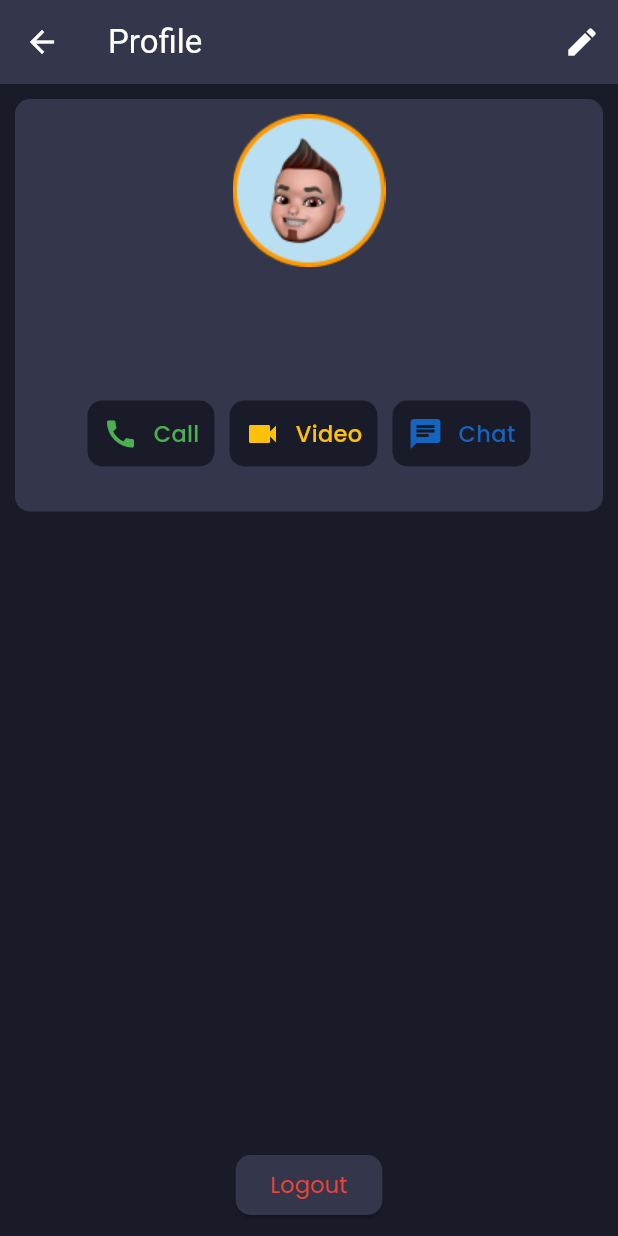
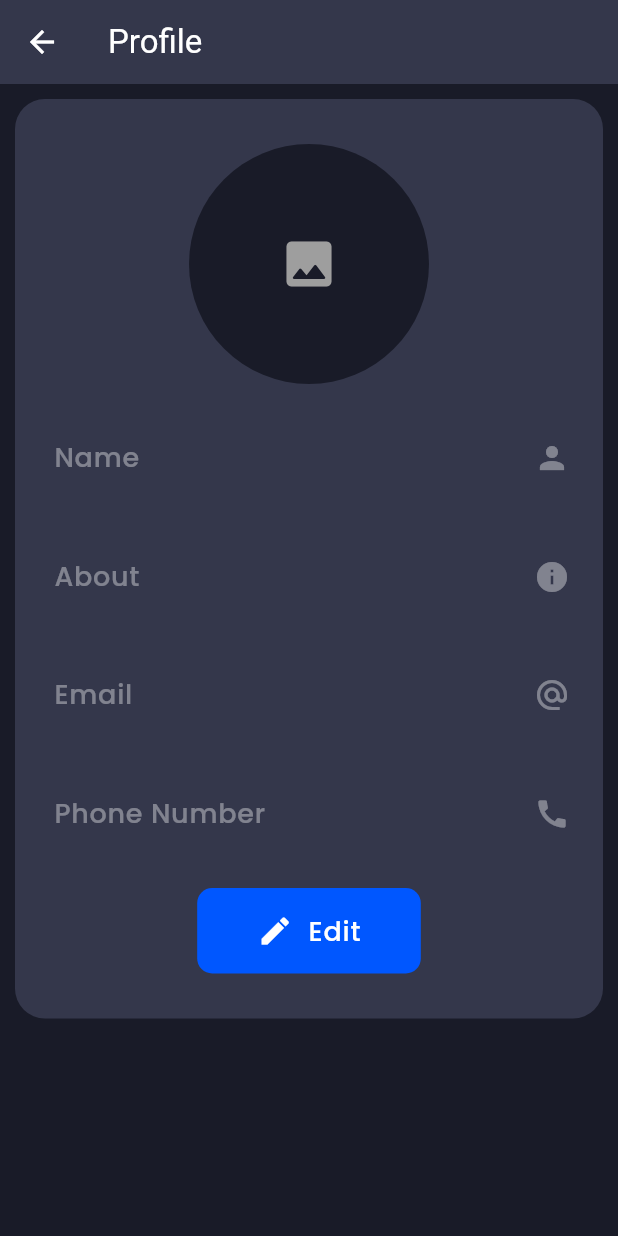
Before and after one commit to dd-18/samparkapp, a Flutter app: the HomePage screen opened by its route, after a tap on the "more vert" icon, on a phone screen of 412 x 824 dp. Run offline on Flutter 3.47's test engine with Material 3 defaults, Android fonts, the light colour scheme and no system bars; our stand-ins replace cloud_firestore, firebase_auth, firebase_core, flutter_svg, get, image_picker and 1 more; accounts and stored records are empty; statements that could not run were skipped.

Commit message:
feat: Implement Profile Page and image picking functionality
- Added `ProfilePage` with UI for viewing and editing user profile information including name, about, email, and phone number.
- Implemented `ImagePickerController` to handle image selection from the gallery.
- Updated `ProfileController` to include `updateProfile` functionality and improved `getUserDetails` with error handling and loading state.
- Enhanced `UserModel` to include `about`, `createdAt`, `lastOnlineStatus`, and `status` fields.
- Added `image_picker` dependency to `pubspec.yaml` and configured plugin registration for Windows, Linux, and macOS.
- Modified `HomePage` to navigate to `ProfilePage` and initialize `ImagePickerController`.
- Updated `pubspec.lock` with new dependencies and SDK constraints.
- Adjusted AppBarTheme in `Theme.dart`.

```diff
--- a/lib/Config/Theme.dart
+++ b/lib/Config/Theme.dart
@@ -7,9 +7,7 @@ var darkTheme = ThemeData(
   brightness: Brightness.dark,
   useMaterial3: true,
 
-  appBarTheme: AppBarTheme(
-    backgroundColor: dContainerColor,
-  ),
+  appBarTheme: AppBarTheme(backgroundColor: dContainerColor),
 
   colorScheme: ColorScheme.dark(
     primary: dPrimaryColor,
--- /dev/null
+++ b/lib/Controller/ImagePickerController.dart
@@ -0,0 +1,21 @@
+import 'package:get/get.dart';
+import 'package:image_picker/image_picker.dart';
+
+class ImagePickerController extends GetxController {
+  final ImagePicker picker = ImagePicker();
+
+  Future<String?> pickImage() async {
+    try {
+      final XFile? image = await picker.pickImage(source: ImageSource.gallery);
+      if (image != null) {
+        return image.path;
+      } else {
+        print("ImagePickerController: User cancelled image picking.");
+        return null;
+      }
+    } catch (e) {
+      print("ImagePickerController: Error picking image: $e");
+      return null;
+    }
+  }
+}
--- a/lib/Controller/ProfileController.dart
+++ b/lib/Controller/ProfileController.dart
@@ -4,23 +4,85 @@ import 'package:get/get.dart';
 import 'package:samparkapp/Models/UserModel.dart';
 
 class ProfileController extends GetxController {
+  RxBool isLoading = false.obs;
   final auth = FirebaseAuth.instance;
   final db = FirebaseFirestore.instance;
 
   Rx<UserModel> currentUser = UserModel().obs;
 
+  @override
   void onInit() async {
     super.onInit();
     await getUserDetails();
   }
 
   Future<void> getUserDetails() async {
-    await db
-        .collection("users")
-        .doc(auth.currentUser!.uid)
-        .get()
-        .then(
-          (value) => {currentUser.value = UserModel.fromJson(value.data()!)},
-        );
+    // Consider adding isLoading here if it's a long operation or called frequently
+    // isLoading.value = true;
+    try {
+      await db
+          .collection("users")
+          .doc(auth.currentUser!.uid)
+          .get()
+          .then((value) {
+        if (value.exists && value.data() != null) {
+          currentUser.value = UserModel.fromJson(value.data()!);
+        } else {
+          // Handle case where user document doesn't exist or data is null
+          print("User document does not exist or is empty.");
+          // You might want to set currentUser to a default or show an error
+        }
+      });
+    } catch (e) {
+      print("Error fetching user details: $e");
+      // Handle error, maybe show a snackbar
+    } finally {
+      // isLoading.value = false;
+    }
+  }
+
+  Future<void> updateProfile(
+    String name,
+    String phoneNumber,
+    String about,
+  ) async {
+    isLoading.value = true;
+    try {
+      String userId = auth.currentUser!.uid;
+      Map<String, dynamic> dataToUpdate = {
+        'name': name,
+        'phoneNumber': phoneNumber,
+        'about': about,
+      };
+
+      await db
+          .collection("users")
+          .doc(userId)
+          .set(dataToUpdate, SetOptions(merge: true)); // Use merge: true
+
+      // Update local state to reflect changes
+      currentUser.update((user) {
+        if (user != null) {
+          user.name = name;
+          user.phoneNumber = phoneNumber;
+          user.about = about;
+        }
+      });
+
+      Get.snackbar(
+        "Profile Updated",
+        "Your profile has been updated successfully.",
+        snackPosition: SnackPosition.BOTTOM,
+      );
+    } catch (e) {
+      print("Error updating profile: $e");
+      Get.snackbar(
+        "Update Failed",
+        "Could not update profile. Error: ${e.toString()}",
+        snackPosition: SnackPosition.BOTTOM,
+      );
+    } finally {
+      isLoading.value = false;
+    }
   }
 }
--- a/lib/Models/UserModel.dart
+++ b/lib/Models/UserModel.dart
@@ -4,9 +4,22 @@ class UserModel {
   String? email;
   String? profileImage;
   String? phoneNumber;
+  String? about;
+  String? createdAt;
+  String? lastOnlineStatus;
+  String? status;
 
-  UserModel(
-      {this.id, this.name, this.email, this.profileImage, this.phoneNumber});
+  UserModel({
+    this.id,
+    this.name,
+    this.email,
+    this.profileImage,
+    this.phoneNumber,
+    this.about,
+    this.createdAt,
+    this.lastOnlineStatus,
+    this.status,
+  });
 
   UserModel.fromJson(Map<String, dynamic> json) {
     id = json['id'];
@@ -14,6 +27,10 @@ class UserModel {
     email = json['email'];
     profileImage = json['profileImage'];
     phoneNumber = json['phoneNumber'];
+    about = json['about'];
+    createdAt = json['createdAt'];
+    lastOnlineStatus = json['lasstOnlineStatus'];
+    status = json['status'];
   }
 
   Map<String, dynamic> toJson() {
@@ -23,6 +40,10 @@ class UserModel {
     data['email'] = this.email;
     data['profileImage'] = this.profileImage;
     data['phoneNumber'] = this.phoneNumber;
+    data['about'] = this.about;
+    data['createdAt'] = this.createdAt;
+    data['lasstOnlineStatus'] = this.lastOnlineStatus;
+    data['status'] = this.status;
     return data;
   }
 }
--- a/lib/Pages/HomePage/HomePage.dart
+++ b/lib/Pages/HomePage/HomePage.dart
@@ -6,7 +6,9 @@ import 'package:samparkapp/Pages/HomePage/Widgets/TabBar.dart';
 
 import '../../Config/Images.dart';
 import '../../Config/Strings.dart';
+import '../../Controller/ImagePickerController.dart';
 import '../../Controller/ProfileController.dart';
+import '../ProfilePage/ProfilePage.dart';
 
 class HomePage extends StatefulWidget {
   const HomePage({super.key});
@@ -20,6 +22,9 @@ class _HomePageState extends State<HomePage> with TickerProviderStateMixin {
   Widget build(BuildContext context) {
     TabController tabController = TabController(length: 3, vsync: this);
     ProfileController profileController = Get.put(ProfileController());
+    ImagePickerController imagePickerController = Get.put(
+      ImagePickerController(),
+    );
     return SafeArea(
       child: Scaffold(
         appBar: AppBar(
@@ -36,7 +41,8 @@ class _HomePageState extends State<HomePage> with TickerProviderStateMixin {
             IconButton(onPressed: () {}, icon: Icon(Icons.search)),
             IconButton(
               onPressed: () {
-                Get.toNamed("/profilePage");
+                // Get.toNamed("/profilePage");
+                Get.to(ProfilePage());
               },
               icon: Icon(Icons.more_vert_rounded),
             ),
--- /dev/null
+++ b/lib/Pages/ProfilePage/ProfilePage.dart
@@ -0,0 +1,229 @@
+import 'dart:io';
+
+import 'package:flutter/material.dart';
+import 'package:get/get.dart';
+
+import '../../Controller/ImagePickerController.dart';
+import '../../Controller/ProfileController.dart';
+import '../../Widgets/PrimaryButton.dart';
+
+class ProfilePage extends StatelessWidget {
+  const ProfilePage({super.key});
+
+  @override
+  Widget build(BuildContext context) {
+    RxBool isEdit = false.obs;
+    ProfileController profileController = Get.put(ProfileController());
+    ImagePickerController imagePickerController = Get.put(
+      ImagePickerController(),
+    );
+    // Changed initialization for nullable reactive String
+    final imagePath = Rxn<String>();
+
+    TextEditingController name = TextEditingController(
+      text: profileController.currentUser.value.name,
+    );
+    TextEditingController email = TextEditingController(
+      text: profileController.currentUser.value.email,
+    );
+    TextEditingController phone = TextEditingController(
+      text: profileController.currentUser.value.phoneNumber,
+    );
+    TextEditingController about = TextEditingController(
+      text: profileController.currentUser.value.about,
+    );
+
+    return SafeArea(
+      child: Scaffold(
+        appBar: AppBar(title: Text("Profile")),
+        body: Padding(
+          padding: const EdgeInsets.all(10),
+          child: ListView(
+            children: [
+              Container(
+                padding: EdgeInsets.all(10),
+                decoration: BoxDecoration(
+                  color: Theme.of(context).colorScheme.primaryContainer,
+                  borderRadius: BorderRadius.circular(20),
+                ),
+                child: Row(
+                  children: [
+                    Expanded(
+                      child: Column(
+                        children: [
+                          SizedBox(height: 20),
+                          Row(
+                            mainAxisAlignment: MainAxisAlignment.center,
+                            children: [
+                              Obx(
+                                () => isEdit.value
+                                    ? InkWell(
+                                        onTap: () async {
+                                          // Assign directly to Rxn<String>.value
+                                          imagePath.value =
+                                              await imagePickerController
+                                                  .pickImage();
+                                        },
+                                        child: CircleAvatar(
+                                          radius: 80,
+                                          backgroundColor: Theme.of(
+                                            context,
+                                          ).colorScheme.surface,
+                                          child:
+                                              imagePath.value != null &&
+                                                  imagePath.value!.isNotEmpty
+                                              ? ClipOval(
+                                                  child: Image.file(
+                                                    File(imagePath.value!),
+                                                    fit: BoxFit.cover,
+                                                    width: 160,
+                                                    height: 160,
+                                                  ),
+                                                )
+                                              : Icon(Icons.add, size: 40),
+                                        ),
+                                      )
+                                    : CircleAvatar(
+                                        radius: 80,
+                                        backgroundColor: Theme.of(
+                                          context,
+                                        ).colorScheme.surface,
+                                        child:
+                                            profileController
+                                                        .currentUser
+                                                        .value
+                                                        .profileImage !=
+                                                    null &&
+                                                profileController
+                                                    .currentUser
+                                                    .value
+                                                    .profileImage!
+                                                    .isNotEmpty
+                                            ? ClipOval(
+                                                child: Image.network(
+                                                  profileController
+                                                      .currentUser
+                                                      .value
+                                                      .profileImage!,
+                                                  fit: BoxFit.cover,
+                                                  width: 160,
+                                                  height: 160,
+                                                  errorBuilder:
+                                                      (
+                                                        context,
+                                                        error,
+                                                        stackTrace,
+                                                      ) => Icon(
+                                                        Icons.image_rounded,
+                                                        size: 40,
+                                                      ),
+                                                ),
+                                              )
+                                            : Icon(
+                                                Icons.image_rounded,
+                                                size: 40,
+                                              ),
+                                      ),
+                              ),
+                            ],
+                          ),
+                          SizedBox(height: 20),
+                          Obx(
+                            () => TextField(
+                              controller: name,
+                              enabled: isEdit.value,
+                              decoration: InputDecoration(
+                                labelText: "Name",
+                                filled: isEdit.value,
+                                border: OutlineInputBorder(
+                                  borderSide: BorderSide.none,
+                                ),
+                                suffixIcon: Icon(Icons.person),
+                              ),
+                            ),
+                          ),
+                          SizedBox(height: 20),
+                          Obx(
+                            () => TextField(
+                              controller: about,
+                              enabled: isEdit.value,
+                              decoration: InputDecoration(
+                                labelText: "About",
+                                filled: isEdit.value,
+                                border: OutlineInputBorder(
+                                  borderSide: BorderSide.none,
+                                ),
+                                suffixIcon: Icon(Icons.info),
+                              ),
+                            ),
+                          ),
+                          SizedBox(height: 20),
+                          TextField(
+                            controller: email,
+                            enabled: false,
+                            decoration: InputDecoration(
+                              labelText: "Email",
+                              filled: isEdit.value,
+                              border: OutlineInputBorder(
+                                borderSide: BorderSide.none,
+                              ),
+                              suffixIcon: Icon(Icons.alternate_email),
+                            ),
+                          ),
+                          SizedBox(height: 20),
+                          Obx(
+                            () => TextField(
+                              controller: phone,
+                              enabled: isEdit.value,
+                              decoration: InputDecoration(
+                                labelText: "Phone Number",
+                                filled: isEdit.value,
+                                border: OutlineInputBorder(
+                                  borderSide: BorderSide.none,
+                                ),
+                                suffixIcon: Icon(Icons.call),
+                              ),
+                            ),
+                          ),
+                          SizedBox(height: 20),
+                          Row(
+                            mainAxisAlignment: MainAxisAlignment.center,
+                            children: [
+                              Obx(
+                                () => isEdit.value
+                                    ? PrimaryButton(
+                                        btnName: "Save",
+                                        icon: Icons.save,
+                                        onTap: () async {
+                                          await profileController.updateProfile(
+                                            name.text,
+                                            phone.text,
+                                            about.text,
+                                          );
+                                          isEdit.value = false;
+                                        },
+                                      )
+                                    : PrimaryButton(
+                                        btnName: "Edit",
+                                        icon: Icons.edit,
+                                        onTap: () {
+                                          isEdit.value = true;
+                                        },
+                                      ),
+                              ),
+                            ],
+                          ),
+                          SizedBox(height: 20),
+                        ],
+                      ),
+                    ),
+                  ],
+                ),
+              ),
+            ],
+          ),
+        ),
+      ),
+    );
+  }
+}
--- a/pubspec.yaml
+++ b/pubspec.yaml
@@ -40,6 +40,7 @@ dependencies:
   firebase_core: ^4.1.1
   firebase_auth: ^6.1.0
   cloud_firestore: ^6.0.2
+  image_picker: ^1.2.0
 
 dev_dependencies:
   flutter_test:
```
Also changed, not shown: pubspec.lock, 5 other files.
